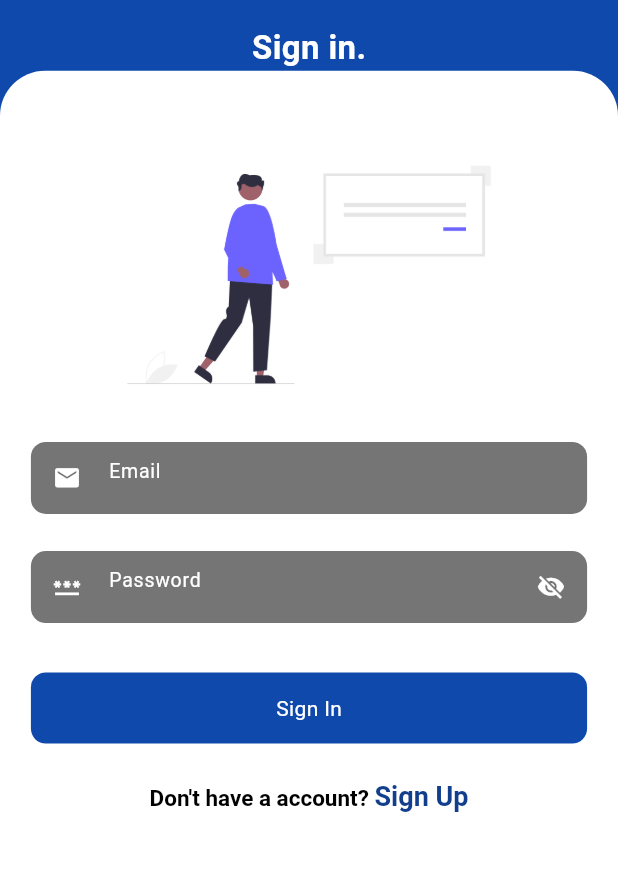
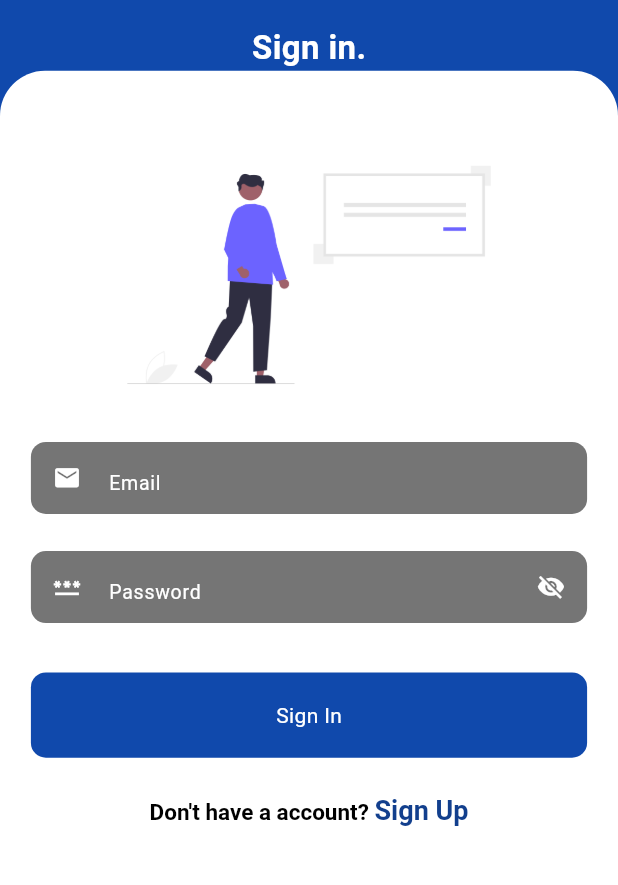
Before and after one commit to prabakaran75/bytelogik_task, a Flutter app: the screen it shows after launch, on a phone screen of 412 x 824 dp, the part 141-1026 px from its top. Run offline on Flutter 3.47's test engine with Material 3 defaults, Android fonts, the light colour scheme and no system bars; our stand-ins replace flutter_riverpod, shared_preferences, sqflite, sqflite_common_ffi, sqflite_common_ffi_web; accounts and stored records are empty.

Commit message:
Alignment changed

```diff
--- a/lib/common/custom_button.dart
+++ b/lib/common/custom_button.dart
@@ -9,7 +9,7 @@ GestureDetector customButton(
   return GestureDetector(
     onTap: onPress,
     child: Container(
-      height: ht * 0.05,
+      height: ht * 0.06,
       width: wd * 0.6,
       decoration: BoxDecoration(
         color: Color.fromARGB(255, 16, 73, 172),
--- a/lib/common/custom_textfield.dart
+++ b/lib/common/custom_textfield.dart
@@ -49,7 +49,7 @@ class _CustomTextfieldState extends State<CustomTextfield> {
           decoration: InputDecoration(
             prefixIcon: Icon(widget.icon, color: Colors.white, size: 19),
             contentPadding: EdgeInsets.only(
-              top: widget.ht * 0.012,
+              top: widget.ht * 0.022,
               bottom: widget.ht * 0.01,
               right: widget.wd * 0.01,
               left: widget.wd * 0.03,
--- a/lib/screens/auth/signin_screen.dart
+++ b/lib/screens/auth/signin_screen.dart
@@ -59,9 +59,13 @@ class _SigninScreenState extends State<SigninScreen> {
   Widget build(BuildContext context) {
     final ht = MediaQuery.of(context).size.height;
     final wd = MediaQuery.of(context).size.width;
+    const tabletBreakpoint = 600.0;
+    final isWide = wd > tabletBreakpoint;
     return Scaffold(
       backgroundColor: const Color.fromARGB(255, 16, 73, 172),
-      body: Column(
+      body: Padding(
+        padding: EdgeInsets.symmetric(horizontal: isWide ? wd * 0.3 : 0.0),
+        child: Column(
           children: [
             Padding(
               padding: EdgeInsets.only(
@@ -141,12 +145,15 @@ class _SigninScreenState extends State<SigninScreen> {
                             icon: Icons.password,
                           ),
                           SizedBox(height: ht * 0.04),
-                        customButton(ht * 1.15, wd * 1.5, "Sign In", () {
+                          Padding(
+                            padding: EdgeInsets.symmetric(horizontal:  isWide ? wd * 0.03 : 0),
+                            child: customButton(ht * 1.15, wd * 1.5, "Sign In", () {
                               if (formKey.currentState!.validate()) {
                                 login();
                                 print("Sign In");
                               }
                             }),
+                          ),
                           SizedBox(height: ht * 0.03),
                           suggestAuth(
                             () {
@@ -171,6 +178,7 @@ class _SigninScreenState extends State<SigninScreen> {
             ),
           ],
         ),
+      ),
     );
   }
 }
--- a/lib/sqlite_db/db_helper.dart
+++ b/lib/sqlite_db/db_helper.dart
@@ -57,10 +57,4 @@ class DbHelper {
       },
     );
   }
-
-  // Future<UserModel?> getUser(String email) async {
-  //   final Database db = await initDb();
-  //   var res = await db.query("users", where: "email = ?", whereArgs: [email]);
-  //   return res.isNotEmpty ? UserModel.fromMap(res.first) : null;
-  // }
 }
```
Also changed, not shown: lib/screens/auth/signup_screen.dart (+10 -2 lines), lib/services/auth_service.dart (+0 -8 lines). Lines whose indentation alone changed are shown as unchanged.
